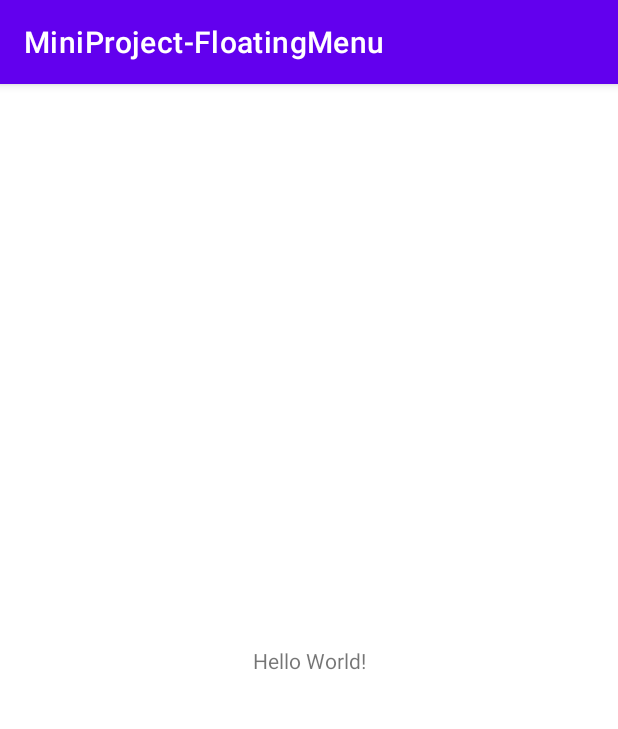
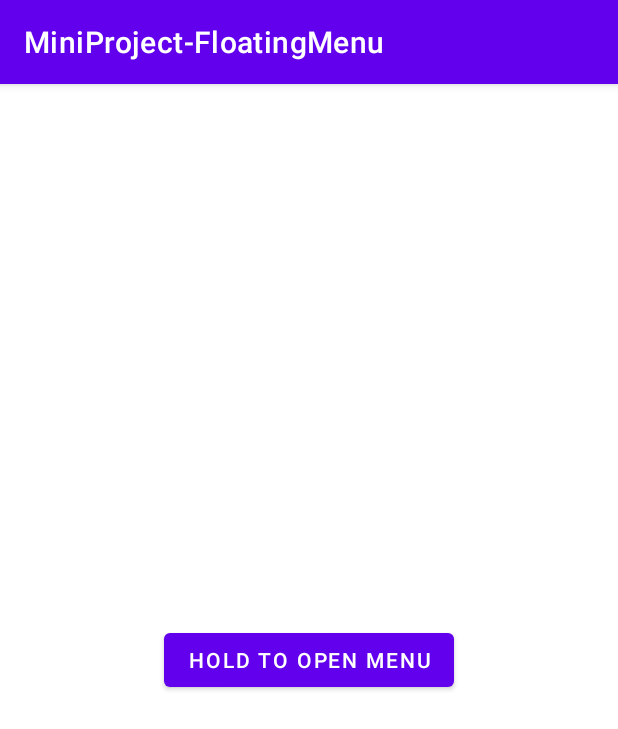
Before and after one commit to LeeYoonSam/MiniProject-FloatingMenu, an Android app: the screen it shows after launch (MainActivity), on a phone screen of 412 x 824 dp. Shown: the top 729 px of the screen. Run offline under Robolectric (Android 15) with nearby library versions, the phone set to English and light mode, and no system bars.

Commit message:
버튼 위젯으로 변경 및 텍스트 수정

```diff
--- a/app/src/main/res/layout/activity_main.xml
+++ b/app/src/main/res/layout/activity_main.xml
@@ -6,10 +6,10 @@
     android:layout_height="match_parent"
     tools:context=".MainActivity">
 
-    <TextView
+    <Button
         android:layout_width="wrap_content"
         android:layout_height="wrap_content"
-        android:text="Hello World!"
+        android:text="Hold to open menu"
         app:layout_constraintBottom_toBottomOf="parent"
         app:layout_constraintLeft_toLeftOf="parent"
         app:layout_constraintRight_toRightOf="parent"
```
Also changed, not shown: 1 other file.
